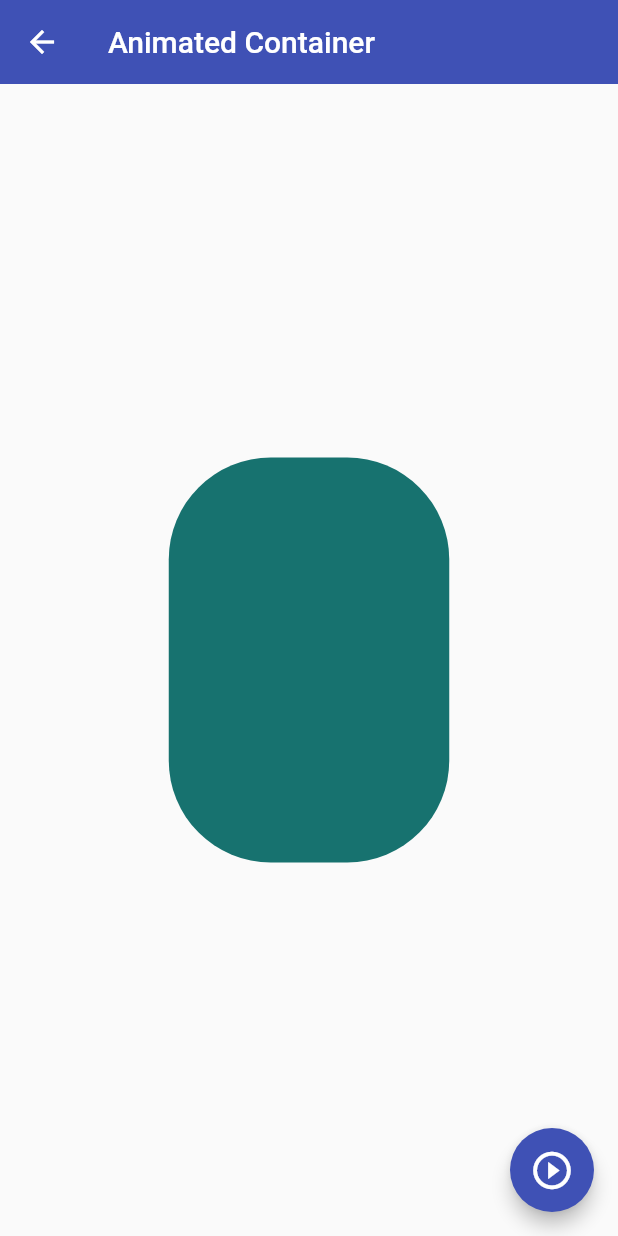
After one commit to alejandrolgarcia/flutter-components, a Flutter app: the AnimatedScreen screen opened by its route, after a tap on the "play circle outline" icon, on a phone screen of 412 x 824 dp. The commit adds this screen. Run offline on Flutter 3.47's test engine with Material 2 defaults, Android fonts, the phone set to English and light mode, and no system bars.

Commit message:
Animated Container

```diff
--- a/lib/router/app_routes.dart
+++ b/lib/router/app_routes.dart
@@ -8,17 +8,19 @@ class AppRoutes {
     static const initialRoute = 'home';
 
     static final menuOptions = <MenuOption>[
-        MenuOption(route: 'home', name: 'Home Screen', screen: const HomeScreen(), icon: Icons.home_outlined ),
+        // MenuOption(route: 'home', name: 'Home Screen', screen: const HomeScreen(), icon: Icons.home_outlined ),
         MenuOption(route: 'listview1', name: 'Listview1', screen: const Listview1Screen(), icon: Icons.list_outlined ),
         MenuOption(route: 'listview2', name: 'Listview2', screen: const Listview2Screen(), icon: Icons.list_rounded ),
         MenuOption(route: 'alert', name: 'Alert', screen: const AlertScreen(), icon: Icons.add_alert_rounded ),
         MenuOption(route: 'card', name: 'Card', screen: const CardScreen(), icon: Icons.card_membership_outlined ),
         MenuOption(route: 'avatar', name: 'Circle Avatar', screen: const AvatarScreen(), icon: Icons.account_circle_rounded ),
+        MenuOption(route: 'animated', name: 'Animated', screen: const AnimatedScreen(), icon: Icons.play_circle_fill_outlined ),
     ];
 
     static Map<String, Widget Function(BuildContext)> getAppRoutes() {
 
         Map<String, Widget Function(BuildContext)> appRoutes = {};
+        appRoutes.addAll({ 'home': (BuildContext context) => const HomeScreen() });
 
         for (final option in menuOptions) {
             appRoutes.addAll({ option.route: (BuildContext context) => option.screen });
--- /dev/null
+++ b/lib/screens/animated_screen.dart
@@ -0,0 +1,63 @@
+import 'dart:math';
+
+import 'package:flutter/material.dart';
+
+class AnimatedScreen extends StatefulWidget {
+
+    const AnimatedScreen({Key? key}) : super(key: key);
+
+  @override
+  State<AnimatedScreen> createState() => _AnimatedScreenState();
+}
+
+class _AnimatedScreenState extends State<AnimatedScreen> {
+
+    double _height = 100;
+    double _width = 100;
+    Color _color = Colors.red;
+    BorderRadiusGeometry _borderRadius = BorderRadius.circular(20);
+
+    void onChangeShape() {
+        Random rn = Random();
+        _height = rn.nextInt(300).toDouble() + 50;
+        _width = rn.nextInt(300).toDouble() + 50;
+        _color = Color.fromRGBO(
+            rn.nextInt(255),
+            rn.nextInt(255),
+            rn.nextInt(255),
+            1
+        );
+        _borderRadius = BorderRadius.circular(rn.nextInt(100).toDouble() + 10);
+
+        setState(() {});
+    }
+
+    @override
+    Widget build(BuildContext context) {
+        return Scaffold(
+
+            appBar: AppBar(
+                title: const Text('Animated Container'),
+            ),
+
+            body: Center(
+                child: AnimatedContainer(
+                    duration: const Duration(milliseconds: 300),
+                    curve: Curves.easeInCubic,
+                    height: _height,
+                    width: _width,
+                    decoration: BoxDecoration(
+                        color: _color,
+                        borderRadius: _borderRadius
+                    ),
+                )
+            ),
+
+            floatingActionButton: FloatingActionButton(
+                child: const Icon(Icons.play_circle_outline, size: 30),
+                onPressed: onChangeShape,
+            ),
+
+        );
+    }
+}
--- a/lib/screens/screens.dart
+++ b/lib/screens/screens.dart
@@ -4,3 +4,5 @@ export 'package:flutter_components/screens/home_screen.dart';
 export 'package:flutter_components/screens/listview1_screen.dart';
 export 'package:flutter_components/screens/listview2_screen.dart';
 export 'package:flutter_components/screens/avatar_screen.dart';
+
+export 'package:flutter_components/screens/animated_screen.dart';
```
